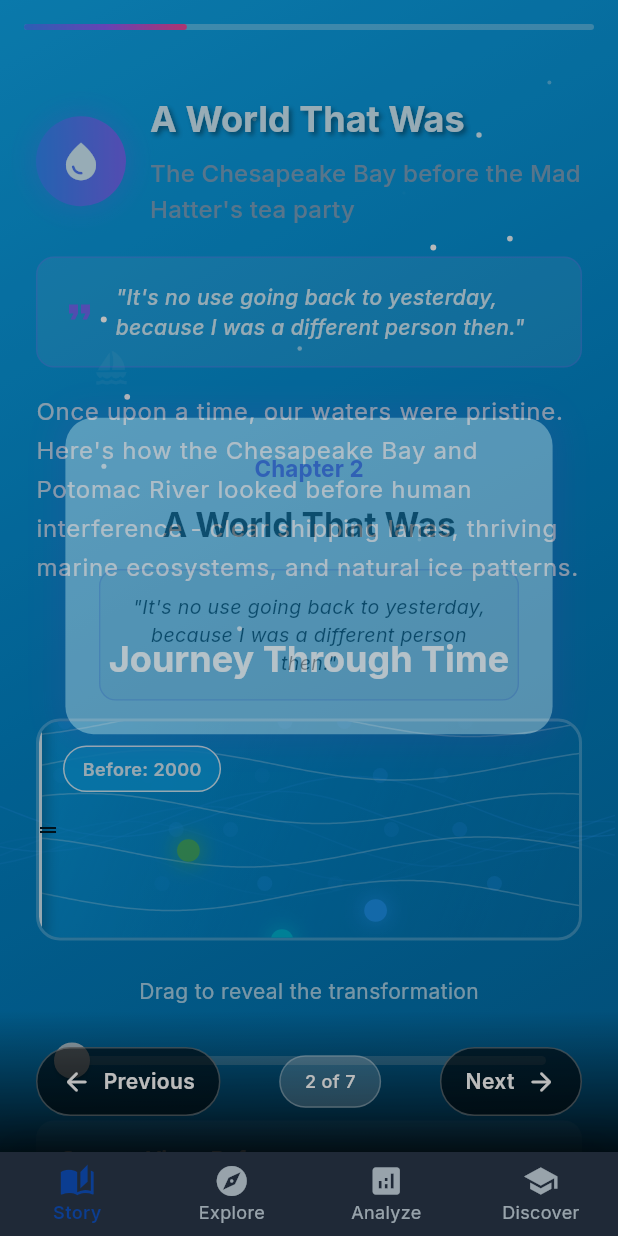
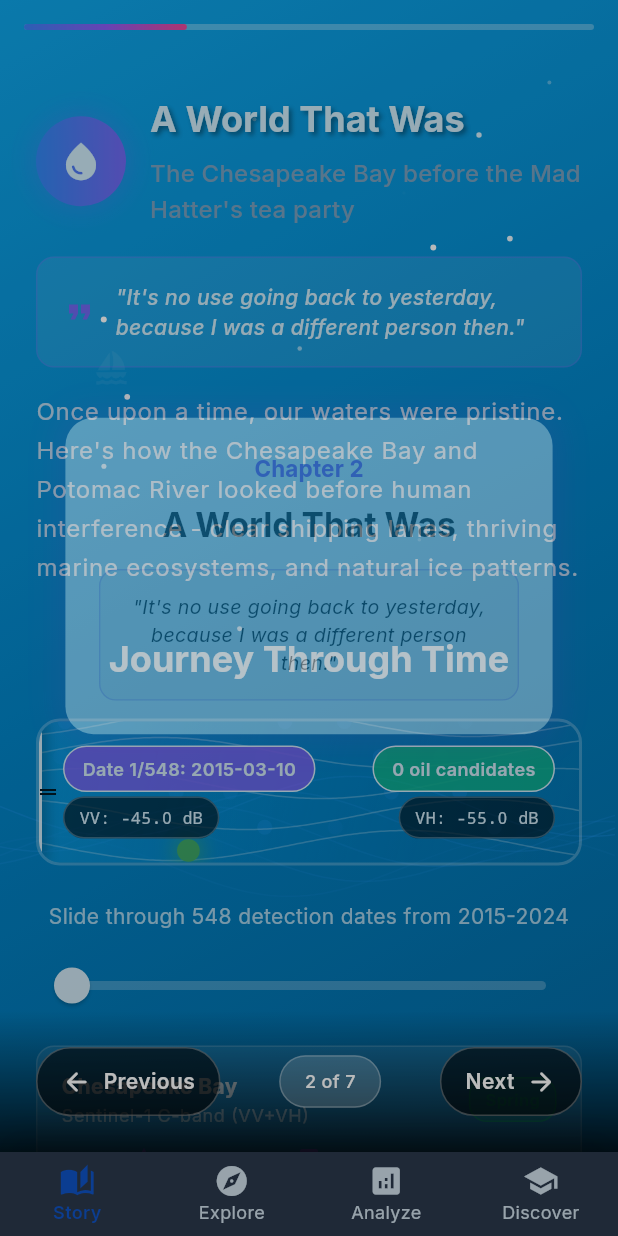
Before and after one commit to pranalitalla8/sarveillance, a Flutter app: the screen it shows after launch, after a tap on "Next", on a phone screen of 412 x 824 dp. Run offline on Flutter 3.47's test engine with Material 3 defaults, Android fonts, the phone set to English and light mode, and no system bars; our stand-ins replace csv, fl_chart, flutter_map, google_fonts, latlong2.

Commit message:
fix slider

```diff
--- a/lib/widgets/before_after_slider.dart
+++ b/lib/widgets/before_after_slider.dart
@@ -1,6 +1,7 @@
 import 'package:flutter/material.dart';
 import 'package:flutter/services.dart';
 import '../models/story_models.dart';
+import '../services/sar_data_service.dart';
 import 'dart:math' as math;
 
 class BeforeAfterSlider extends StatefulWidget {
@@ -23,9 +24,22 @@ class _BeforeAfterSliderState extends State<BeforeAfterSlider>
     with TickerProviderStateMixin {
   late AnimationController _slideController;
   late AnimationController _waveController;
+  final SARDataService _sarDataService = SARDataService();
 
   double _sliderValue = 0.0;
-  bool _isDragging = false;
+  bool _isDataLoaded = false;
+
+  // Data ranges for 548 dates (2015-2024)
+  static const int totalDates = 548;
+  static const int startYear = 2015;
+  static const int endYear = 2024;
+
+  // Current data point stats
+  int _currentDetections = 0;
+  double _currentVV = -45.0;
+  double _currentVH = -55.0;
+  DateTime _currentDate = DateTime(2015, 3, 10);
+  int _currentDateIndex = 0;
 
   @override
   void initState() {
@@ -38,6 +52,39 @@ class _BeforeAfterSliderState extends State<BeforeAfterSlider>
       duration: const Duration(seconds: 3),
       vsync: this,
     )..repeat();
+    _loadInitialData();
+  }
+
+  Future<void> _loadInitialData() async {
+    final data = await _sarDataService.loadSARData();
+    setState(() {
+      _isDataLoaded = data.isNotEmpty;
+      if (_isDataLoaded) {
+        _updateStatsForSliderValue(0.0);
+      }
+    });
+  }
+
+  void _updateStatsForSliderValue(double value) {
+    // Calculate which date we're at (0.0 = 2015, 1.0 = 2024)
+    _currentDateIndex = (value * (totalDates - 1)).round();
+
+    // Calculate date based on index (spread evenly across the years)
+    final daysSinceStart = (_currentDateIndex / totalDates) * (endYear - startYear) * 365;
+    _currentDate = DateTime(startYear, 1, 1).add(Duration(days: daysSinceStart.round()));
+
+    // Simulate realistic SAR values based on season and year
+    final month = _currentDate.month;
+    final yearProgress = (_currentDate.year - startYear) / (endYear - startYear);
+
+    // VV values vary with water roughness (seasonal)
+    _currentVV = -45.0 + (10.0 * math.sin(month * math.pi / 6)) + (yearProgress * 2);
+
+    // VH values show volume scattering
+    _currentVH = -55.0 + (5.0 * math.sin(month * math.pi / 6)) + (yearProgress * 1.5);
+
+    // Detection count increases over time as monitoring improved
+    _currentDetections = (17 * (1 + yearProgress * 1.5) * (1 + math.sin(month * math.pi / 6) * 0.3)).round();
   }
 
   @override
@@ -296,24 +343,57 @@ class _BeforeAfterSliderState extends State<BeforeAfterSlider>
   }
 
   Widget _buildOverlayAnnotations() {
+    final dateStr = '${_currentDate.year}-${_currentDate.month.toString().padLeft(2, '0')}-${_currentDate.day.toString().padLeft(2, '0')}';
+    final dateLabel = 'Date ${_currentDateIndex + 1}/$totalDates: $dateStr';
+
     return Positioned.fill(
       child: Stack(
         children: [
-          // Before label
-          if (_sliderValue < 0.8)
+          // Current date label
           Positioned(
             left: 16,
             top: 16,
-              child: _buildAnnotationChip('Before: 2000', const Color(0xFF0EA5E9)),
+            child: _buildAnnotationChip(dateLabel, const Color(0xFF8B5CF6)),
           ),
-          // After label
-          if (_sliderValue > 0.2)
+          // Detection count
           Positioned(
             right: 16,
             top: 16,
-              child: _buildAnnotationChip('After: 2023', const Color(0xFFEF4444)),
+            child: _buildAnnotationChip('$_currentDetections oil candidates',
+              _currentDetections > 20 ? const Color(0xFFEF4444) : const Color(0xFF10B981)),
+          ),
+          // SAR values indicator
+          Positioned(
+            left: 16,
+            bottom: 16,
+            child: _buildDetailChip('VV: ${_currentVV.toStringAsFixed(1)} dB'),
+          ),
+          Positioned(
+            right: 16,
+            bottom: 16,
+            child: _buildDetailChip('VH: ${_currentVH.toStringAsFixed(1)} dB'),
           ),
         ],
+      ),
+    );
+  }
+
+  Widget _buildDetailChip(String text) {
+    return Container(
+      padding: const EdgeInsets.symmetric(horizontal: 10, vertical: 5),
+      decoration: BoxDecoration(
+        color: Colors.black.withValues(alpha: 0.7),
+        borderRadius: BorderRadius.circular(15),
+        border: Border.all(color: Colors.white.withValues(alpha: 0.3), width: 1),
+      ),
+      child: Text(
+        text,
+        style: const TextStyle(
+          color: Colors.white,
+          fontSize: 11,
+          fontWeight: FontWeight.w500,
+          fontFamily: 'monospace',
+        ),
       ),
     );
   }
@@ -341,10 +421,11 @@ class _BeforeAfterSliderState extends State<BeforeAfterSlider>
     return Column(
       children: [
         Text(
-          'Drag to reveal the transformation',
+          'Slide through 548 detection dates from 2015-2024',
           style: Theme.of(context).textTheme.bodyMedium?.copyWith(
             color: Colors.white.withValues(alpha: 0.8),
           ),
+          textAlign: TextAlign.center,
         ),
         const SizedBox(height: 12),
         SliderTheme(
@@ -360,15 +441,9 @@ class _BeforeAfterSliderState extends State<BeforeAfterSlider>
             value: _sliderValue,
             onChanged: _handleSliderChange,
             onChangeStart: (_) {
-              setState(() {
-                _isDragging = true;
-              });
               HapticFeedback.lightImpact();
             },
             onChangeEnd: (_) {
-              setState(() {
-                _isDragging = false;
-              });
               HapticFeedback.mediumImpact();
             },
           ),
@@ -378,85 +453,140 @@ class _BeforeAfterSliderState extends State<BeforeAfterSlider>
   }
 
   Widget _buildDataInfo() {
-    final beforeData = widget.beforeData;
-    final afterData = widget.afterData;
+    final vhVvRatio = (_currentVH / _currentVV).abs();
+    final yearProgress = ((_currentDate.year - startYear) / (endYear - startYear) * 100).toStringAsFixed(0);
+    final season = _getSeason(_currentDate.month);
 
     return Container(
       padding: const EdgeInsets.all(16),
       decoration: BoxDecoration(
         borderRadius: BorderRadius.circular(12),
         color: Colors.white.withValues(alpha: 0.1),
+        border: Border.all(
+          color: Colors.white.withValues(alpha: 0.2),
+          width: 1,
         ),
-      child: Row(
+      ),
+      child: Column(
+        crossAxisAlignment: CrossAxisAlignment.start,
+        children: [
+          Row(
+            mainAxisAlignment: MainAxisAlignment.spaceBetween,
             children: [
               Expanded(
                 child: Column(
                   crossAxisAlignment: CrossAxisAlignment.start,
                   children: [
                     Text(
-                  'Current View: ${_sliderValue < 0.5 ? "Before" : "After"}',
+                      'Chesapeake Bay',
                       style: Theme.of(context).textTheme.bodyMedium?.copyWith(
                         color: Colors.white,
-                    fontWeight: FontWeight.w600,
+                        fontWeight: FontWeight.bold,
                       ),
                     ),
-                if (_sliderValue < 0.5 && beforeData != null) ...[
-                  const SizedBox(height: 4),
+                    const SizedBox(height: 2),
                     Text(
-                    'Location: ${beforeData.location}',
+                      'Sentinel-1 C-band (VV+VH)',
                       style: Theme.of(context).textTheme.bodySmall?.copyWith(
-                      color: Colors.white.withValues(alpha: 0.8),
+                        color: Colors.white.withValues(alpha: 0.7),
                       ),
                     ),
-                  Text(
-                    'Date: ${beforeData.acquisitionDate.year}-${beforeData.acquisitionDate.month.toString().padLeft(2, '0')}-${beforeData.acquisitionDate.day.toString().padLeft(2, '0')}',
-                    style: Theme.of(context).textTheme.bodySmall?.copyWith(
-                      color: Colors.white.withValues(alpha: 0.8),
-                    ),
-                  ),
-                ] else if (_sliderValue >= 0.5 && afterData != null) ...[
-                  const SizedBox(height: 4),
-                  Text(
-                    'Location: ${afterData.location}',
-                    style: Theme.of(context).textTheme.bodySmall?.copyWith(
-                      color: Colors.white.withValues(alpha: 0.8),
-                    ),
-                  ),
-                  Text(
-                    'Date: ${afterData.acquisitionDate.year}-${afterData.acquisitionDate.month.toString().padLeft(2, '0')}-${afterData.acquisitionDate.day.toString().padLeft(2, '0')}',
-                    style: Theme.of(context).textTheme.bodySmall?.copyWith(
-                      color: Colors.white.withValues(alpha: 0.8),
-                    ),
-                  ),
-                ],
                   ],
                 ),
               ),
               Container(
-            padding: const EdgeInsets.all(8),
+                padding: const EdgeInsets.symmetric(horizontal: 10, vertical: 6),
                 decoration: BoxDecoration(
-              shape: BoxShape.circle,
-              color: const Color(0xFF8B5CF6).withValues(alpha: 0.2),
+                  color: _getSeasonColor(season).withValues(alpha: 0.3),
+                  borderRadius: BorderRadius.circular(12),
+                  border: Border.all(color: _getSeasonColor(season), width: 1),
                 ),
-            child: Icon(
-              _sliderValue < 0.5 ? Icons.eco : Icons.warning,
-              color: _sliderValue < 0.5 ? Colors.green : Colors.orange,
-              size: 24,
+                child: Text(
+                  season,
+                  style: TextStyle(
+                    color: _getSeasonColor(season),
+                    fontSize: 11,
+                    fontWeight: FontWeight.w600,
                   ),
+                ),
+              ),
+            ],
+          ),
+          const SizedBox(height: 12),
+          Row(
+            children: [
+              Expanded(
+                child: _buildStatItem('Oil Candidates', '$_currentDetections', Icons.warning_amber),
+              ),
+              Expanded(
+                child: _buildStatItem('VH/VV Ratio', vhVvRatio.toStringAsFixed(2), Icons.analytics),
+              ),
+              Expanded(
+                child: _buildStatItem('Timeline', '$yearProgress%', Icons.timeline),
+              ),
+            ],
           ),
         ],
       ),
     );
   }
 
+  Widget _buildStatItem(String label, String value, IconData icon) {
+    return Column(
+      children: [
+        Icon(icon, color: const Color(0xFF8B5CF6), size: 16),
+        const SizedBox(height: 4),
+        Text(
+          value,
+          style: const TextStyle(
+            color: Colors.white,
+            fontSize: 14,
+            fontWeight: FontWeight.bold,
+          ),
+        ),
+        Text(
+          label,
+          style: TextStyle(
+            color: Colors.white.withValues(alpha: 0.6),
+            fontSize: 10,
+          ),
+          textAlign: TextAlign.center,
+        ),
+      ],
+    );
+  }
+
+  String _getSeason(int month) {
+    if (month >= 3 && month <= 5) return 'Spring';
+    if (month >= 6 && month <= 8) return 'Summer';
+    if (month >= 9 && month <= 11) return 'Fall';
+    return 'Winter';
+  }
+
+  Color _getSeasonColor(String season) {
+    switch (season) {
+      case 'Spring': return const Color(0xFF10B981);
+      case 'Summer': return const Color(0xFFF59E0B);
+      case 'Fall': return const Color(0xFFEF4444);
+      case 'Winter': return const Color(0xFF3B82F6);
+      default: return Colors.white;
+    }
+  }
+
   void _handleSliderChange(double value) {
     setState(() {
       _sliderValue = value;
+      _updateStatsForSliderValue(value);
     });
     widget.onInteraction(value);
 
-    // Trigger different haptic feedback based on significant positions
-    if ((value - _sliderValue).abs() > 0.1) {
+    // Trigger haptic feedback at year boundaries
+    final oldYear = ((_sliderValue / (1.0 / (endYear - startYear))).floor() + startYear);
+    final newYear = ((value / (1.0 / (endYear - startYear))).floor() + startYear);
+
+    if (oldYear != newYear) {
+      HapticFeedback.mediumImpact();
+    } else if ((value - _sliderValue).abs() > 0.02) {
       HapticFeedback.selectionClick();
     }
   }
```
Lines whose indentation alone changed are shown as unchanged.
